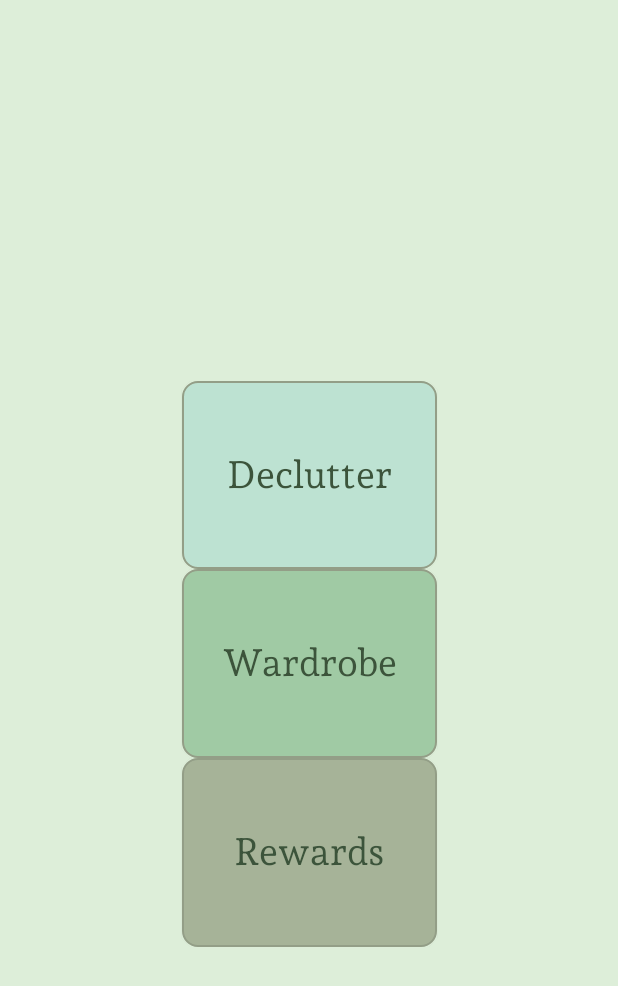
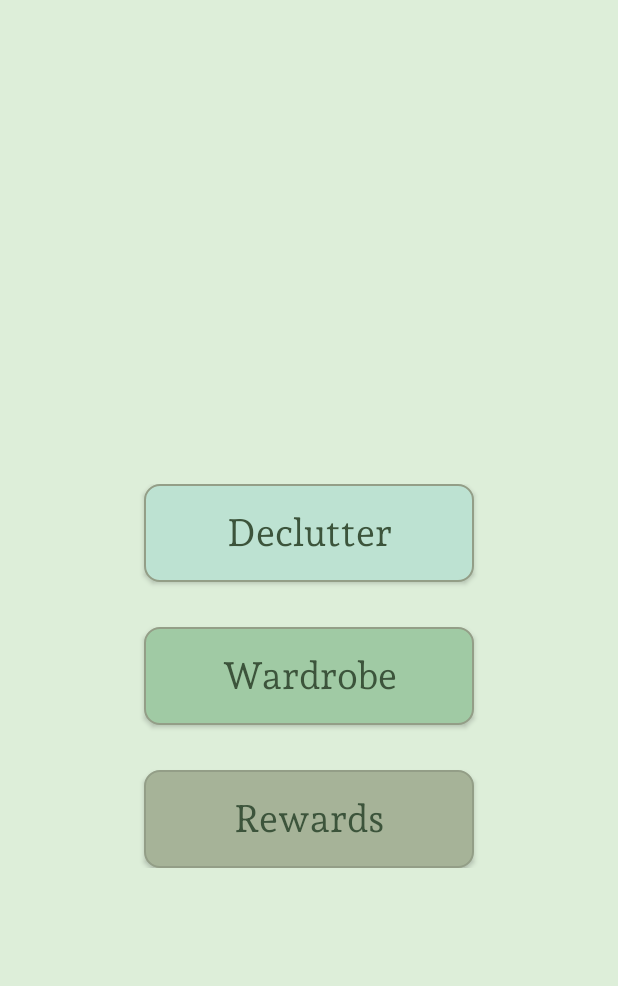
Before and after one commit to AagmaPekol/GitHub_Repository_P2_DeClutter, an Android app: the JuliasTemplate screen opened directly, with no data from a screen before it, on a phone screen of 412 x 824 dp. Shown: the top 986 px of the screen. Run offline under Robolectric (Android 15) with nearby library versions, the phone set to English and light mode, and no system bars; Roboto replaces fonts that are not available here.

Commit message:
button space in MY template

```diff
--- a/P2_DeClutter_App/app/src/main/res/layout/activity_julias_template.xml
+++ b/P2_DeClutter_App/app/src/main/res/layout/activity_julias_template.xml
@@ -10,8 +10,8 @@
 
 
     <LinearLayout
-        android:layout_width="410dp"
-        android:layout_height="377dp"
+        android:layout_width="409dp"
+        android:layout_height="256dp"
         android:orientation="vertical"
         app:layout_constraintBottom_toBottomOf="parent"
         app:layout_constraintEnd_toEndOf="parent"
@@ -21,9 +21,10 @@
 
         <Button
             android:id="@+id/declutterBtn2"
-            android:layout_width="170dp"
-            android:layout_height="wrap_content"
+            android:layout_width="220dp"
+            android:layout_height="0dp"
             android:layout_gravity="center_horizontal"
+            android:layout_marginBottom="30dp"
             android:layout_weight="1"
             android:background="@drawable/btn_blue_v1"
             android:fontFamily="@font/andada_pro2"
@@ -37,9 +38,10 @@
 
         <Button
             android:id="@+id/wardrobeBtn2"
-            android:layout_width="170dp"
-            android:layout_height="wrap_content"
+            android:layout_width="220dp"
+            android:layout_height="0dp"
             android:layout_gravity="center_horizontal"
+            android:layout_marginBottom="30dp"
             android:layout_weight="1"
             android:background="@drawable/btn_green_v1"
             android:fontFamily="@font/andada_pro2"
@@ -53,9 +55,10 @@
 
         <Button
             android:id="@+id/wardrobeBtn3"
-            android:layout_width="170dp"
-            android:layout_height="wrap_content"
+            android:layout_width="220dp"
+            android:layout_height="0dp"
             android:layout_gravity="center_horizontal"
+
             android:layout_weight="1"
             android:background="@drawable/btn_brown_v1"
             android:fontFamily="@font/andada_pro2"
```
